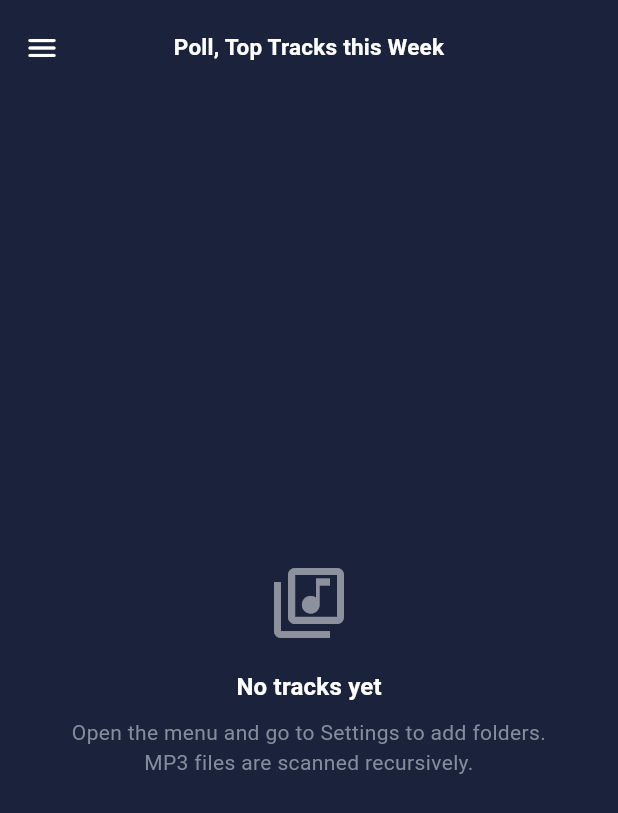
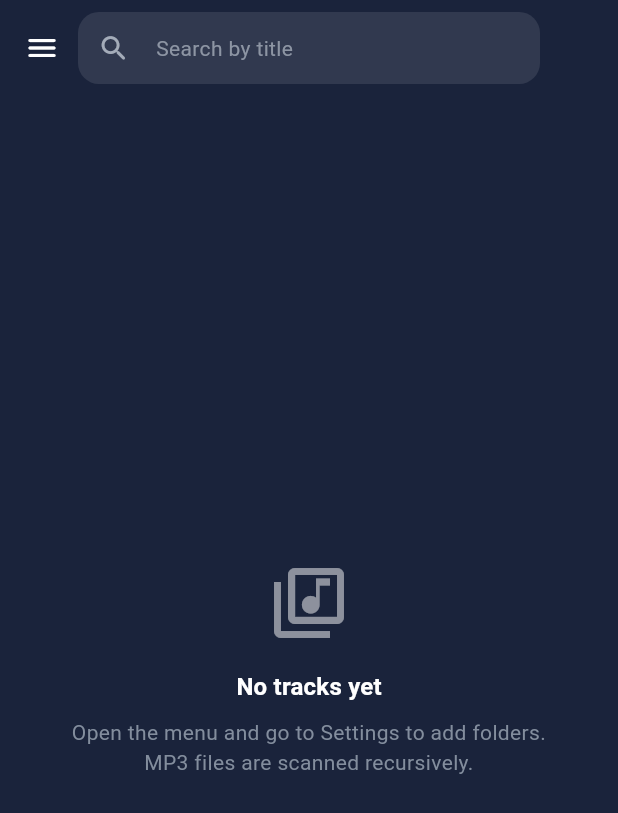
Before and after one commit to MadhavanS/mp3-player, a Flutter app: the screen it shows after launch, on a phone screen of 412 x 824 dp. Shown: the top 813 px of the screen. Run offline on Flutter 3.47's test engine with Material 3 defaults, Android fonts, the phone set to English and light mode, and no system bars; our stand-ins replace file_picker, just_audio, permission_handler, shared_preferences; missing offline and left inert: audio_metadata_reader.

Commit message:
feat(library): replace header with title search
- Add a toolbar search field; filter tracks by song title only (case-insensitive).
- Remove the old headline; update empty/no-match copy and hint text.
- Point widget smoke test at librarySearchFieldKey.

```diff
--- a/lib/features/library/library_screen.dart
+++ b/lib/features/library/library_screen.dart
@@ -6,11 +6,12 @@ import '../../models/track_item.dart';
 import '../../theme/app_theme.dart';
 import '../../widgets/track_album_art.dart';
 
-const String kLibraryMainTitle = 'Poll, Top Tracks this Week';
+/// Key for the library search field (widget tests).
+const Key librarySearchFieldKey = Key('library_search_field');
 
 enum _TrackMenuAction { playFromHere, playOnlyThis, addToPlaylist }
 
-class LibraryScreen extends StatelessWidget {
+class LibraryScreen extends StatefulWidget {
   const LibraryScreen({
     super.key,
     required this.folderPaths,
@@ -22,34 +23,75 @@ class LibraryScreen extends StatelessWidget {
   final VoidCallback onOpenDrawer;
   final VoidCallback? onRefreshLibrary;
 
-  String get _folderHint {
-    if (folderPaths.isEmpty) return '';
-    if (folderPaths.length == 1) return p.basename(folderPaths.single);
-    return '${folderPaths.length} folders';
+  @override
+  State<LibraryScreen> createState() => _LibraryScreenState();
+}
+
+class _LibraryScreenState extends State<LibraryScreen> {
+  final TextEditingController _searchController = TextEditingController();
+
+  @override
+  void initState() {
+    super.initState();
+    _searchController.addListener(() => setState(() {}));
   }
 
-  Future<void> _selectTrack(BuildContext context, int i) async {
+  @override
+  void dispose() {
+    _searchController.dispose();
+    super.dispose();
+  }
+
+  String get _folderHint {
+    if (widget.folderPaths.isEmpty) return '';
+    if (widget.folderPaths.length == 1) {
+      return p.basename(widget.folderPaths.single);
+    }
+    return '${widget.folderPaths.length} folders';
+  }
+
+  static bool _trackMatchesQuery(TrackItem t, String q) {
+    if (q.isEmpty) return true;
+    return t.title.toLowerCase().contains(q);
+  }
+
+  static List<int> _filteredPlaylistIndices(
+    List<TrackItem> tracks,
+    String rawQuery,
+  ) {
+    final q = rawQuery.trim().toLowerCase();
+    if (q.isEmpty) {
+      return List<int>.generate(tracks.length, (i) => i);
+    }
+    final out = <int>[];
+    for (var i = 0; i < tracks.length; i++) {
+      if (_trackMatchesQuery(tracks[i], q)) out.add(i);
+    }
+    return out;
+  }
+
+  Future<void> _selectTrack(BuildContext context, int playlistIndex) async {
     final player = PlayerController.of(context);
-    if (i < 0 || i >= player.playlist.length) return;
-    await player.jumpToIndex(i);
+    if (playlistIndex < 0 || playlistIndex >= player.playlist.length) return;
+    await player.jumpToIndex(playlistIndex);
   }
 
   Future<void> _onTrackMenu(
     BuildContext context,
     PlayerController player,
-    int index,
+    int playlistIndex,
     _TrackMenuAction action,
   ) async {
     final tracks = List<TrackItem>.from(player.playlist);
-    if (index < 0 || index >= tracks.length) return;
+    if (playlistIndex < 0 || playlistIndex >= tracks.length) return;
 
     switch (action) {
       case _TrackMenuAction.playFromHere:
-        await player.setPlaylistAndPlay(tracks.sublist(index));
+        await player.setPlaylistAndPlay(tracks.sublist(playlistIndex));
       case _TrackMenuAction.playOnlyThis:
-        await player.setPlaylistAndPlay([tracks[index]]);
+        await player.setPlaylistAndPlay([tracks[playlistIndex]]);
       case _TrackMenuAction.addToPlaylist:
-        final t = tracks[index];
+        final t = tracks[playlistIndex];
         final added = await player.addToPlaylistIfAbsent(t);
         if (context.mounted) {
           ScaffoldMessenger.of(context).showSnackBar(
@@ -65,6 +107,43 @@ class LibraryScreen extends StatelessWidget {
     }
   }
 
+  InputDecoration _searchDecoration(AppPalette pal, ThemeData theme) {
+    final hasQuery = _searchController.text.trim().isNotEmpty;
+    return InputDecoration(
+      hintText: 'Search by title',
+      hintStyle: theme.textTheme.bodyMedium?.copyWith(
+        color: pal.textMuted.withValues(alpha: 0.72),
+      ),
+      isDense: true,
+      filled: true,
+      fillColor: pal.onScaffold.withValues(alpha: 0.1),
+      contentPadding: const EdgeInsets.symmetric(horizontal: 4, vertical: 10),
+      border: OutlineInputBorder(
+        borderRadius: BorderRadius.circular(14),
+        borderSide: BorderSide.none,
+      ),
+      prefixIcon: Icon(
+        Icons.search_rounded,
+        color: pal.textMuted.withValues(alpha: 0.9),
+        size: 22,
+      ),
+      suffixIcon: hasQuery
+          ? IconButton(
+              tooltip: 'Clear search',
+              icon: Icon(
+                Icons.close_rounded,
+                color: pal.onScaffold.withValues(alpha: 0.75),
+                size: 20,
+              ),
+              onPressed: () {
+                _searchController.clear();
+                FocusScope.of(context).unfocus();
+              },
+            )
+          : null,
+    );
+  }
+
   @override
   Widget build(BuildContext context) {
     final theme = Theme.of(context);
@@ -74,6 +153,9 @@ class LibraryScreen extends StatelessWidget {
       listenable: player,
       builder: (context, _) {
         final tracks = player.playlist;
+        final query = _searchController.text.trim();
+        final filteredIndices =
+            tracks.isEmpty ? <int>[] : _filteredPlaylistIndices(tracks, query);
 
         final pal = context.palette;
         return ColoredBox(
@@ -84,29 +166,32 @@ class LibraryScreen extends StatelessWidget {
                 Padding(
                   padding: const EdgeInsets.fromLTRB(4, 8, 4, 12),
                   child: Row(
+                    crossAxisAlignment: CrossAxisAlignment.center,
                     children: [
                       IconButton(
                         icon: const Icon(Icons.menu_rounded),
                         color: pal.onScaffold,
                         tooltip: 'Open menu',
-                        onPressed: onOpenDrawer,
+                        onPressed: widget.onOpenDrawer,
                       ),
                       Expanded(
-                        child: Text(
-                          kLibraryMainTitle,
-                          textAlign: TextAlign.center,
-                          style: theme.textTheme.titleMedium?.copyWith(
+                        child: TextField(
+                          key: librarySearchFieldKey,
+                          controller: _searchController,
+                          textInputAction: TextInputAction.search,
+                          keyboardType: TextInputType.text,
+                          style: theme.textTheme.bodyMedium?.copyWith(
                             color: pal.onScaffold,
-                            fontWeight: FontWeight.w600,
                             fontSize: 15,
                           ),
+                          decoration: _searchDecoration(pal, theme),
                         ),
                       ),
                       IconButton(
                         icon: const Icon(Icons.refresh_rounded),
                         color: pal.onScaffold,
                         tooltip: 'Refresh library',
-                        onPressed: onRefreshLibrary,
+                        onPressed: widget.onRefreshLibrary,
                       ),
                     ],
                   ),
@@ -124,7 +209,13 @@ class LibraryScreen extends StatelessWidget {
                     ),
                   ),
                 Expanded(
-                  child: _buildListBody(theme, context, tracks, player),
+                  child: _buildListBody(
+                    theme,
+                    context,
+                    tracks,
+                    filteredIndices,
+                    player,
+                  ),
                 ),
               ],
             ),
@@ -138,6 +229,7 @@ class LibraryScreen extends StatelessWidget {
     ThemeData theme,
     BuildContext context,
     List<TrackItem> tracks,
+    List<int> filteredIndices,
     PlayerController player,
   ) {
     final pal = context.palette;
@@ -174,22 +266,69 @@ class LibraryScreen extends StatelessWidget {
       );
     }
 
+    if (filteredIndices.isEmpty) {
+      return Center(
+        child: Padding(
+          padding: const EdgeInsets.all(32),
+          child: Column(
+            mainAxisAlignment: MainAxisAlignment.center,
+            children: [
+              Icon(
+                Icons.search_off_rounded,
+                size: 56,
+                color: pal.onScaffold.withValues(alpha: 0.45),
+              ),
+              const SizedBox(height: 16),
+              Text(
+                'No matches',
+                style: theme.textTheme.titleMedium?.copyWith(
+                  color: pal.onScaffold,
+                ),
+              ),
+              const SizedBox(height: 8),
+              Text(
+                'Nothing in your library has a title matching your search.',
+                textAlign: TextAlign.center,
+                style: theme.textTheme.bodyMedium?.copyWith(
+                  color: pal.textSecondary.withValues(alpha: 0.9),
+                ),
+              ),
+              if (_searchController.text.trim().isNotEmpty) ...[
+                const SizedBox(height: 4),
+                Text(
+                  '“${_searchController.text.trim()}”',
+                  textAlign: TextAlign.center,
+                  maxLines: 2,
+                  overflow: TextOverflow.ellipsis,
+                  style: theme.textTheme.labelMedium?.copyWith(
+                    color: pal.textMuted.withValues(alpha: 0.95),
+                  ),
+                ),
+              ],
+            ],
+          ),
+        ),
+      );
+    }
+
     return ListView.separated(
       padding: const EdgeInsets.only(bottom: 8),
-      itemCount: tracks.length,
+      itemCount: filteredIndices.length,
       separatorBuilder: (_, __) => Divider(
         height: 1,
         color: pal.dividerOnHero,
         indent: 88,
       ),
       itemBuilder: (context, i) {
-        final track = tracks[i];
-        final selected = i == player.currentIndex;
+        final playlistIndex = filteredIndices[i];
+        final track = tracks[playlistIndex];
+        final selected = playlistIndex == player.currentIndex;
         return _TrackTile(
           track: track,
           selected: selected,
-          onTap: () => _selectTrack(context, i),
-          onMenuAction: (action) => _onTrackMenu(context, player, i, action),
+          onTap: () => _selectTrack(context, playlistIndex),
+          onMenuAction: (action) =>
+              _onTrackMenu(context, player, playlistIndex, action),
         );
       },
     );
```
Also changed, not shown: 1 other file.
